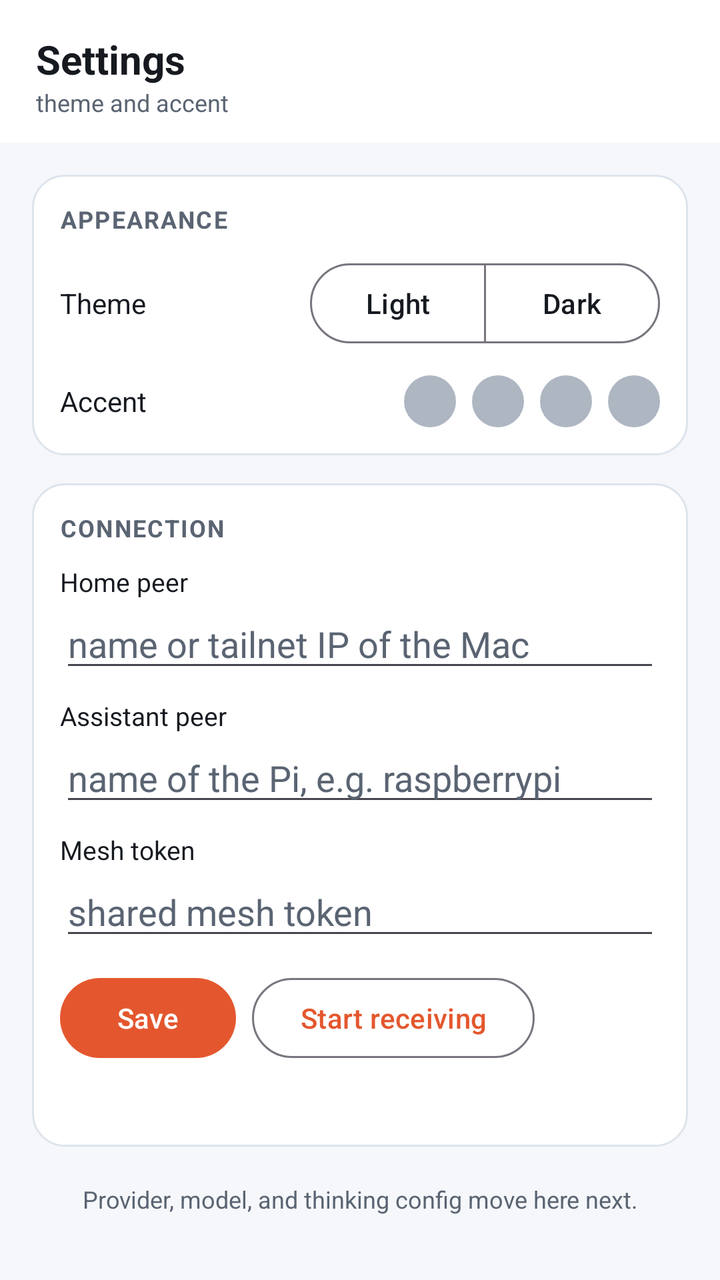
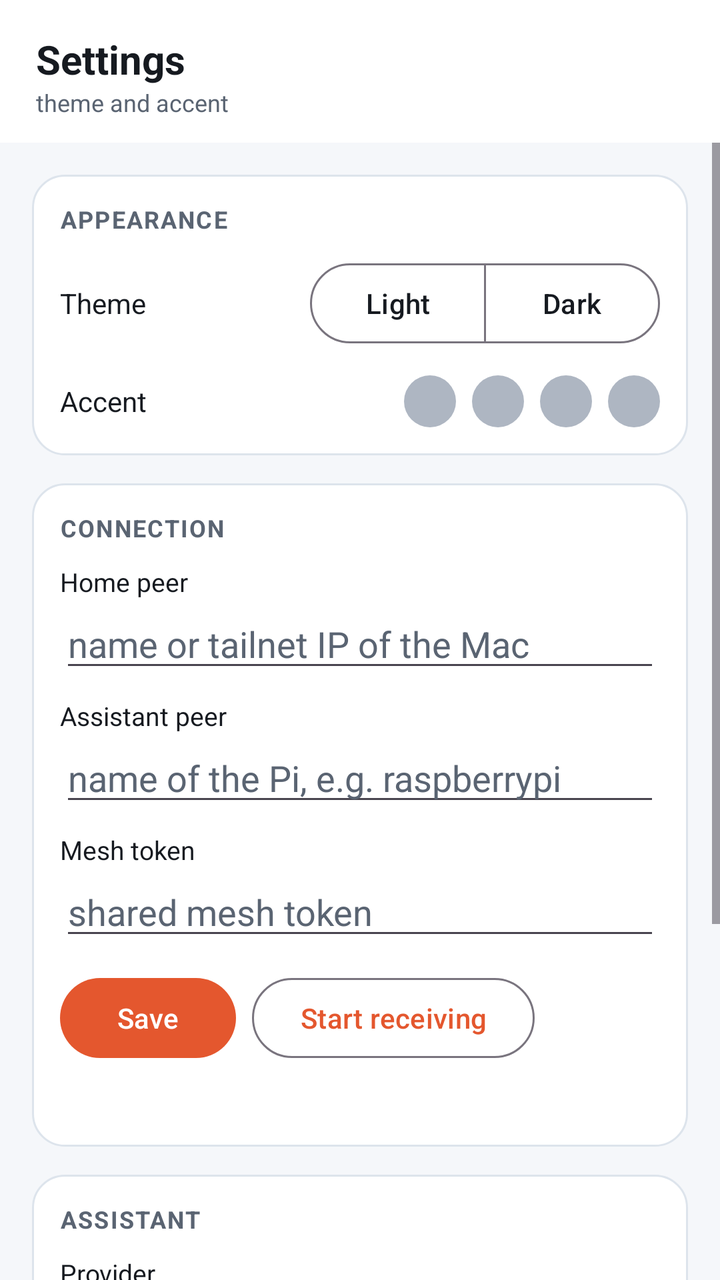

The first picture is an Android layout as it rendered before a commit; the second is the same layout after the commit. The layout source and the unified diff follow.
<!-- AndroidManifest.xml: application theme Theme.Csync -->
<!-- res/layout/page_settings.xml -->
<?xml version="1.0" encoding="utf-8"?>
<LinearLayout xmlns:android="http://schemas.android.com/apk/res/android"
    xmlns:app="http://schemas.android.com/apk/res-auto"
    android:layout_width="match_parent"
    android:layout_height="match_parent"
    android:orientation="vertical"
    android:background="@color/bg">

    
    <LinearLayout
        android:layout_width="match_parent"
        android:layout_height="wrap_content"
        android:orientation="vertical"
        android:paddingLeft="18dp" android:paddingRight="18dp"
        android:paddingTop="16dp" android:paddingBottom="12dp"
        android:background="@color/surface">
        <TextView android:layout_width="wrap_content" android:layout_height="wrap_content"
            android:text="Settings" android:textSize="20sp" android:textStyle="bold" android:textColor="@color/text"/>
        <TextView android:layout_width="wrap_content" android:layout_height="wrap_content"
            android:text="theme and accent" android:textSize="12sp" android:textColor="@color/dim"/>
    </LinearLayout>

    <ScrollView
        android:layout_width="match_parent"
        android:layout_height="0dp"
        android:layout_weight="1">

        <LinearLayout
            android:layout_width="match_parent"
            android:layout_height="wrap_content"
            android:orientation="vertical"
            android:padding="16dp">

            
            <LinearLayout
                android:layout_width="match_parent"
                android:layout_height="wrap_content"
                android:orientation="vertical"
                android:background="@drawable/card_bg"
                android:padding="14dp">
                <TextView android:layout_width="wrap_content" android:layout_height="wrap_content"
                    android:text="APPEARANCE" android:textSize="12sp" android:textStyle="bold"
                    android:textColor="@color/dim" android:letterSpacing="0.06" android:layout_marginBottom="10dp"/>

                
                <LinearLayout android:layout_width="match_parent" android:layout_height="wrap_content"
                    android:orientation="horizontal" android:gravity="center_vertical">
                    <TextView android:layout_width="0dp" android:layout_weight="1" android:layout_height="wrap_content"
                        android:text="Theme" android:textSize="14sp" android:textColor="@color/text"/>
                    <com.google.android.material.button.MaterialButtonToggleGroup
                        android:id="@+id/set_theme_group"
                        android:layout_width="wrap_content" android:layout_height="wrap_content"
                        app:singleSelection="true" app:selectionRequired="true">
                        <com.google.android.material.button.MaterialButton
                            android:id="@+id/set_theme_light"
                            style="@style/Widget.Material3.Button.OutlinedButton"
                            android:layout_width="wrap_content" android:layout_height="wrap_content"
                            android:text="Light"/>
                        <com.google.android.material.button.MaterialButton
                            android:id="@+id/set_theme_dark"
                            style="@style/Widget.Material3.Button.OutlinedButton"
                            android:layout_width="wrap_content" android:layout_height="wrap_content"
                            android:text="Dark"/>
                    </com.google.android.material.button.MaterialButtonToggleGroup>
                </LinearLayout>

                
                <LinearLayout android:layout_width="match_parent" android:layout_height="wrap_content"
                    android:orientation="horizontal" android:gravity="center_vertical"
                    android:layout_marginTop="12dp">
                    <TextView android:layout_width="0dp" android:layout_weight="1" android:layout_height="wrap_content"
                        android:text="Accent" android:textSize="14sp" android:textColor="@color/text"/>
                    <View android:id="@+id/set_accent_coral" android:layout_width="26dp" android:layout_height="26dp"
                        android:layout_marginStart="8dp" android:background="@drawable/dot_circle"/>
                    <View android:id="@+id/set_accent_teal" android:layout_width="26dp" android:layout_height="26dp"
                        android:layout_marginStart="8dp" android:background="@drawable/dot_circle"/>
                    <View android:id="@+id/set_accent_violet" android:layout_width="26dp" android:layout_height="26dp"
                        android:layout_marginStart="8dp" android:background="@drawable/dot_circle"/>
                    <View android:id="@+id/set_accent_rust" android:layout_width="26dp" android:layout_height="26dp"
                        android:layout_marginStart="8dp" android:background="@drawable/dot_circle"/>
                </LinearLayout>
            </LinearLayout>

            
            <LinearLayout
                android:layout_width="match_parent"
                android:layout_height="wrap_content"
                android:orientation="vertical"
                android:background="@drawable/card_bg"
                android:padding="14dp"
                android:layout_marginTop="14dp">
                <TextView android:layout_width="wrap_content" android:layout_height="wrap_content"
                    android:text="CONNECTION" android:textSize="12sp" android:textStyle="bold"
                    android:textColor="@color/dim" android:letterSpacing="0.06" android:layout_marginBottom="10dp"/>

                <TextView android:layout_width="wrap_content" android:layout_height="wrap_content"
                    android:text="Home peer" android:textSize="13sp" android:textColor="@color/text"/>
                <EditText android:id="@+id/set_home"
                    android:layout_width="match_parent" android:layout_height="wrap_content"
                    android:hint="name or tailnet IP of the Mac" android:inputType="text"
                    android:textColor="@color/text" android:textColorHint="@color/dim"/>

                <TextView android:layout_width="wrap_content" android:layout_height="wrap_content"
                    android:text="Assistant peer" android:textSize="13sp" android:textColor="@color/text"
                    android:layout_marginTop="8dp"/>
                <EditText android:id="@+id/set_assist"
                    android:layout_width="match_parent" android:layout_height="wrap_content"
                    android:hint="name of the Pi, e.g. raspberrypi" android:inputType="text"
                    android:textColor="@color/text" android:textColorHint="@color/dim"/>

                <TextView android:layout_width="wrap_content" android:layout_height="wrap_content"
                    android:text="Mesh token" android:textSize="13sp" android:textColor="@color/text"
                    android:layout_marginTop="8dp"/>
                <EditText android:id="@+id/set_token"
                    android:layout_width="match_parent" android:layout_height="wrap_content"
                    android:hint="shared mesh token" android:inputType="textPassword"
                    android:textColor="@color/text" android:textColorHint="@color/dim"/>

                <LinearLayout android:layout_width="match_parent" android:layout_height="wrap_content"
                    android:orientation="horizontal" android:layout_marginTop="10dp">
                    <com.google.android.material.button.MaterialButton
                        android:id="@+id/set_save"
                        android:layout_width="wrap_content" android:layout_height="wrap_content"
                        android:layout_marginEnd="8dp" android:text="Save"/>
                    <com.google.android.material.button.MaterialButton
                        android:id="@+id/set_receiver"
                        style="@style/Widget.Material3.Button.OutlinedButton"
                        android:layout_width="wrap_content" android:layout_height="wrap_content"
                        android:text="Start receiving"/>
                </LinearLayout>
                <TextView android:id="@+id/set_conn_status"
                    android:layout_width="match_parent" android:layout_height="wrap_content"
                    android:paddingTop="10dp" android:textSize="12sp" android:textColor="@color/dim" android:text=""/>
            </LinearLayout>

            <TextView android:layout_width="match_parent" android:layout_height="wrap_content"
                android:text="Provider, model, and thinking config move here next."
                android:textSize="12sp" android:textColor="@color/dim"
                android:gravity="center" android:layout_marginTop="18dp"/>

        </LinearLayout>
    </ScrollView>
</LinearLayout>
<!-- resources referenced by this layout -->
<resources>
  <color name="bg">#F5F7FA</color>
  <color name="dim">#5A6472</color>
  <color name="surface">#FFFFFF</color>
  <color name="text">#161A20</color>
  <!-- drawable card_bg (drawable) -->
  <?xml version="1.0" encoding="utf-8"?>
  <shape xmlns:android="http://schemas.android.com/apk/res/android" android:shape="rectangle">
      <solid android:color="@color/surface"/>
      <corners android:radius="16dp"/>
      <stroke android:width="1dp" android:color="@color/border"/>
  </shape>
  <!-- drawable dot_circle (drawable) -->
  <?xml version="1.0" encoding="utf-8"?>
  <shape xmlns:android="http://schemas.android.com/apk/res/android" android:shape="oval">
      <solid android:color="@color/offline"/>
      <size android:width="10dp" android:height="10dp"/>
  </shape>
  <style name="Theme.Csync" parent="Theme.Material3.DayNight.NoActionBar">
          <item name="colorPrimary">@color/coral</item>
          <item name="colorOnPrimary">@color/onAccent</item>
          <item name="android:colorBackground">@color/bg</item>
          <item name="colorSurface">@color/surface</item>
          <item name="colorOnSurface">@color/text</item>
          <item name="colorOnBackground">@color/text</item>
          <item name="android:statusBarColor">@color/bg</item>
          <item name="android:navigationBarColor">@color/surface</item>
          <item name="android:windowLightStatusBar" tools:targetApi="m">true</item>
      </style>
  <color name="border">#DDE4EC</color>
  <color name="offline">#AEB6C2</color>
  <color name="coral">#E4572E</color>
  <color name="onAccent">#FFFFFF</color>
</resources>

<!-- the commit's change to res/layout/page_settings.xml (unified diff, before → after) -->
@@ -133,10 +133,63 @@
                     android:paddingTop="10dp" android:textSize="12sp" android:textColor="@color/dim" android:text=""/>
             </LinearLayout>
 
-            <TextView android:layout_width="match_parent" android:layout_height="wrap_content"
-                android:text="Provider, model, and thinking config move here next."
-                android:textSize="12sp" android:textColor="@color/dim"
-                android:gravity="center" android:layout_marginTop="18dp"/>
+            
+            <LinearLayout
+                android:layout_width="match_parent"
+                android:layout_height="wrap_content"
+                android:orientation="vertical"
+                android:background="@drawable/card_bg"
+                android:padding="14dp"
+                android:layout_marginTop="14dp">
+                <TextView android:layout_width="wrap_content" android:layout_height="wrap_content"
+                    android:text="ASSISTANT" android:textSize="12sp" android:textStyle="bold"
+                    android:textColor="@color/dim" android:letterSpacing="0.06" android:layout_marginBottom="10dp"/>
+
+                <TextView android:layout_width="wrap_content" android:layout_height="wrap_content"
+                    android:text="Provider" android:textSize="13sp" android:textColor="@color/text"/>
+                <com.google.android.material.button.MaterialButtonToggleGroup
+                    android:id="@+id/set_provider"
+                    android:layout_width="wrap_content" android:layout_height="wrap_content"
+                    android:layout_marginTop="4dp" app:singleSelection="true"/>
+
+                <TextView android:layout_width="wrap_content" android:layout_height="wrap_content"
+                    android:text="Model" android:textSize="13sp" android:textColor="@color/text"
+                    android:layout_marginTop="12dp"/>
+                <Spinner android:id="@+id/set_model"
+                    android:layout_width="match_parent" android:layout_height="wrap_content"
+                    android:layout_marginTop="4dp"/>
+
+                <TextView android:layout_width="wrap_content" android:layout_height="wrap_content"
+                    android:text="Thinking" android:textSize="13sp" android:textColor="@color/text"
+                    android:layout_marginTop="12dp"/>
+                <com.google.android.material.button.MaterialButtonToggleGroup
+                    android:id="@+id/set_effort"
+                    android:layout_width="wrap_content" android:layout_height="wrap_content"
+                    android:layout_marginTop="4dp" app:singleSelection="true"/>
+
+                <LinearLayout android:layout_width="match_parent" android:layout_height="wrap_content"
+                    android:orientation="horizontal" android:gravity="center_vertical"
+                    android:layout_marginTop="12dp">
+                    <LinearLayout android:layout_width="0dp" android:layout_weight="1" android:layout_height="wrap_content"
+                        android:orientation="vertical">
+                        <TextView android:layout_width="wrap_content" android:layout_height="wrap_content"
+                            android:text="Run commands" android:textSize="13sp" android:textColor="@color/text"/>
+                        <TextView android:layout_width="wrap_content" android:layout_height="wrap_content"
+                            android:text="set on the Pi" android:textSize="11sp" android:textColor="@color/dim"/>
+                    </LinearLayout>
+                    <TextView android:id="@+id/set_runcmd"
+                        android:layout_width="wrap_content" android:layout_height="wrap_content"
+                        android:text="—" android:textSize="13sp" android:textColor="@color/dim"/>
+                </LinearLayout>
+
+                <com.google.android.material.button.MaterialButton
+                    android:id="@+id/set_apply"
+                    android:layout_width="wrap_content" android:layout_height="wrap_content"
+                    android:layout_marginTop="12dp" android:text="Apply"/>
+                <TextView android:id="@+id/set_assist_status"
+                    android:layout_width="match_parent" android:layout_height="wrap_content"
+                    android:paddingTop="8dp" android:textSize="12sp" android:textColor="@color/dim" android:text=""/>
+            </LinearLayout>
 
         </LinearLayout>
     </ScrollView>
